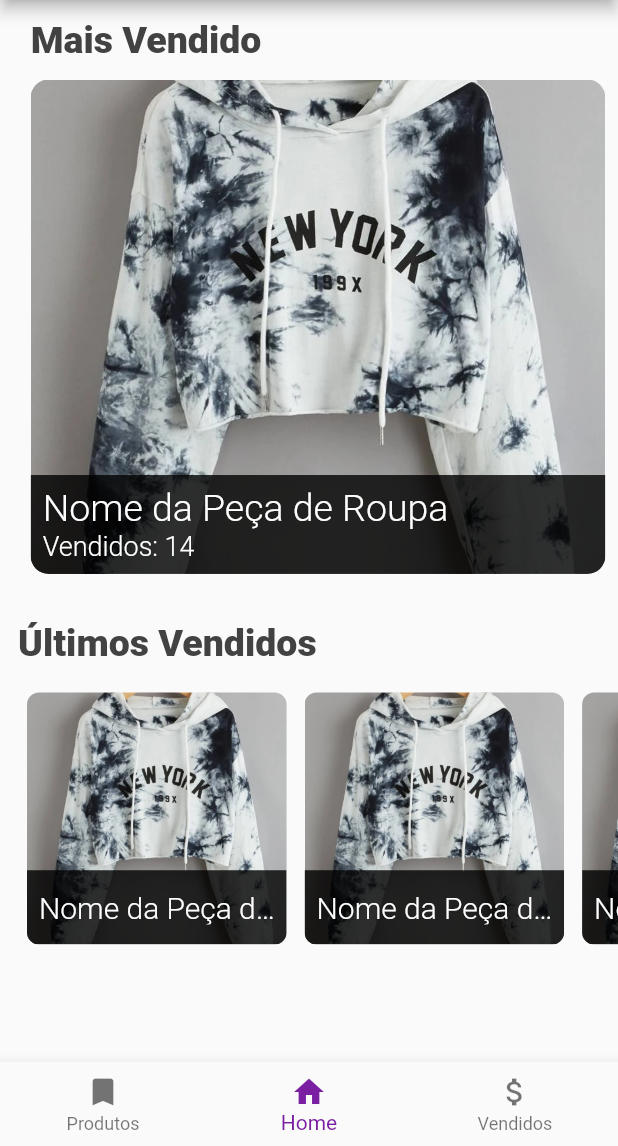
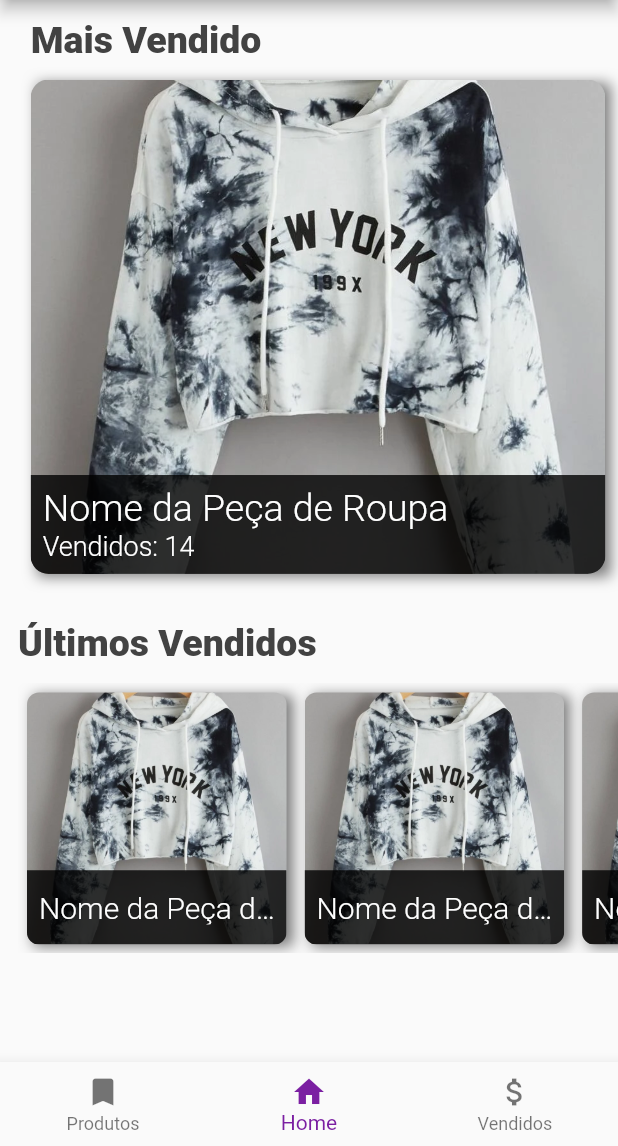
Before and after one commit to octaviomuller/ezstock, a Flutter app: the screen it shows after launch, on a phone screen of 412 x 824 dp, the part 90-1236 px from its top. Run offline on Flutter 3.47's test engine with Material 2 defaults, Android fonts, the phone set to English and light mode, and no system bars.

Commit message:
added shadow to card with overlay

```diff
--- a/lib/widgets/CardWithOverlay.dart
+++ b/lib/widgets/CardWithOverlay.dart
@@ -10,7 +10,8 @@
   @override
   Widget build(BuildContext context) {
     Size screenSize = MediaQuery.of(context).size;
-    return ClipRRect(
+    return Container(
+      child: ClipRRect(
         borderRadius: BorderRadius.circular(type == "big" ? 12.0 : 8.0),
         child: Stack(
           alignment: AlignmentDirectional.bottomCenter,
@@ -57,6 +58,16 @@
             ),
           ],
         ),
+      ),
+      decoration: new BoxDecoration(
+        boxShadow: [
+          new BoxShadow(
+            color: Colors.grey.shade600,
+            blurRadius: 7.0,
+            offset: Offset(4, 2),
+          ),
+        ],
+      ),
     );
   }
 }
```
Also changed, not shown: lib/widgets/ListItem.dart (+10 -0 lines). Lines whose indentation alone changed are shown as unchanged.
